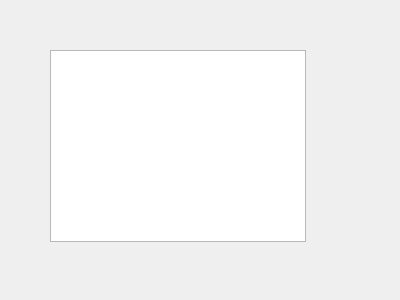
Old version of the form src/preferencesui/SAKPreferencesUi.ui in the repository x-tools-author/x-tools.
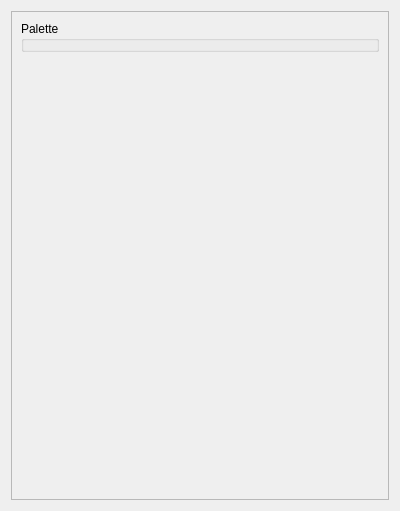
New version of the form.

The edit to the form file:
```diff
--- a/src/preferencesui/SAKPreferencesUi.ui
+++ b/src/preferencesui/SAKPreferencesUi.ui
@@ -7,22 +7,53 @@
     <x>0</x>
     <y>0</y>
     <width>400</width>
-    <height>300</height>
+    <height>511</height>
    </rect>
   </property>
   <property name="windowTitle">
    <string>Form</string>
   </property>
-  <widget class="QTableView" name="tableView">
-   <property name="geometry">
-    <rect>
-     <x>50</x>
-     <y>50</y>
-     <width>256</width>
-     <height>192</height>
-    </rect>
-   </property>
-  </widget>
+  <layout class="QVBoxLayout" name="verticalLayout">
+   <item>
+    <widget class="QScrollArea" name="scrollArea">
+     <property name="widgetResizable">
+      <bool>true</bool>
+     </property>
+     <widget class="QWidget" name="scrollAreaWidgetContents">
+      <property name="geometry">
+       <rect>
+        <x>0</x>
+        <y>0</y>
+        <width>380</width>
+        <height>491</height>
+       </rect>
+      </property>
+      <layout class="QVBoxLayout" name="verticalLayout_2">
+       <item>
+        <widget class="QGroupBox" name="groupBox">
+         <property name="title">
+          <string>Palette</string>
+         </property>
+        </widget>
+       </item>
+       <item>
+        <spacer name="verticalSpacer">
+         <property name="orientation">
+          <enum>Qt::Vertical</enum>
+         </property>
+         <property name="sizeHint" stdset="0">
+          <size>
+           <width>20</width>
+           <height>40</height>
+          </size>
+         </property>
+        </spacer>
+       </item>
+      </layout>
+     </widget>
+    </widget>
+   </item>
+  </layout>
  </widget>
  <resources/>
  <connections/>
```
